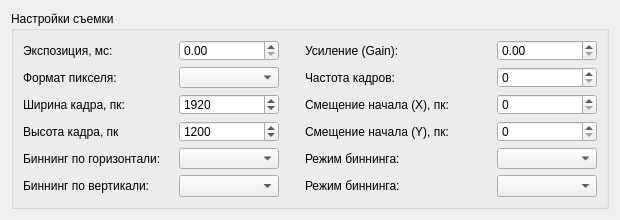
Lom-Karatist/BaslerTest, file BaslerSettingsForm.ui: the form before one commit.
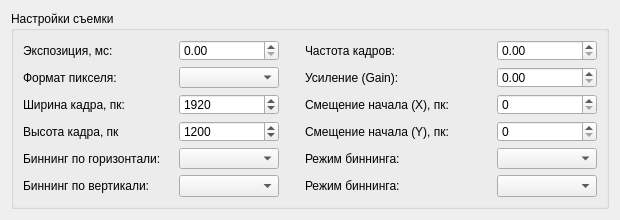
The form after the commit.

Commit message: Binning settings were added

```diff
--- a/BaslerSettingsForm.ui
+++ b/BaslerSettingsForm.ui
@@ -82,9 +82,9 @@
        </layout>
       </item>
       <item row="0" column="1">
-       <layout class="QHBoxLayout" name="horizontalLayout">
+       <layout class="QHBoxLayout" name="horizontalLayout_6">
         <item>
-         <widget class="QLabel" name="label_2">
+         <widget class="QLabel" name="label_4">
           <property name="minimumSize">
            <size>
             <width>100</width>
@@ -92,12 +92,12 @@
            </size>
           </property>
           <property name="text">
-           <string>Усиление (Gain):</string>
+           <string>Частота кадров:</string>
           </property>
          </widget>
         </item>
         <item>
-         <widget class="QDoubleSpinBox" name="doubleSpinBoxGain">
+         <widget class="QDoubleSpinBox" name="doubleSpinBoxAcquisitionFramerate">
           <property name="minimumSize">
            <size>
             <width>100</width>
@@ -164,9 +164,9 @@
        </layout>
       </item>
       <item row="1" column="1">
-       <layout class="QHBoxLayout" name="horizontalLayout_6">
+       <layout class="QHBoxLayout" name="horizontalLayout">
         <item>
-         <widget class="QLabel" name="label_4">
+         <widget class="QLabel" name="label_2">
           <property name="minimumSize">
            <size>
             <width>100</width>
@@ -174,12 +174,12 @@
            </size>
           </property>
           <property name="text">
-           <string>Частота кадров:</string>
+           <string>Усиление (Gain):</string>
           </property>
          </widget>
         </item>
         <item>
-         <widget class="QSpinBox" name="spinBoxAcquisitionFramerate">
+         <widget class="QDoubleSpinBox" name="doubleSpinBoxGain">
           <property name="minimumSize">
            <size>
             <width>100</width>
```
Left out of the diff: 15 changed lines with no effect on the pictures. The commit also changes 5 other files.
